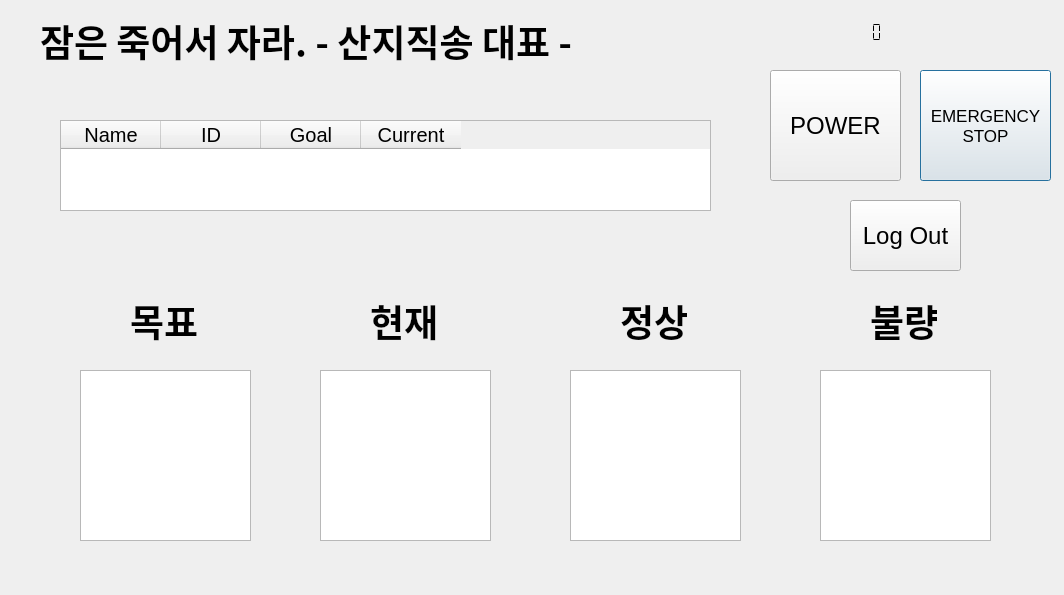
Old version of the form src/gui/home.ui in the repository HeegonChae/Addindeu_IOT_Project.
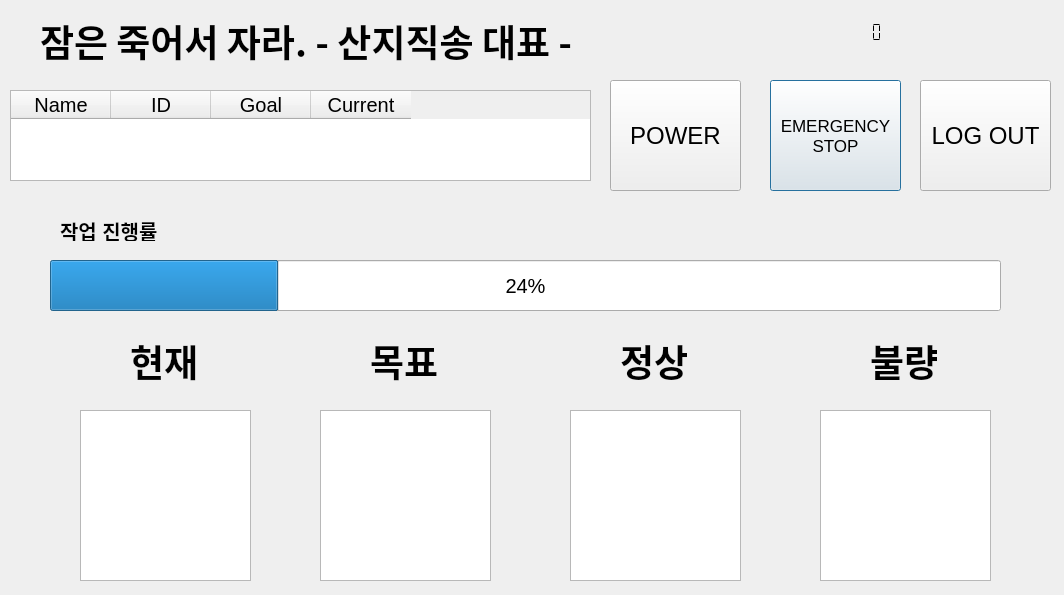
New version of the form.

Commit message: feat(home.ui) : add progress bar

What changed in the file:
```diff
--- a/src/gui/home.ui
+++ b/src/gui/home.ui
@@ -22,7 +22,7 @@
    <property name="geometry">
     <rect>
      <x>670</x>
-     <y>22</y>
+     <y>20</y>
      <width>121</width>
      <height>20</height>
     </rect>
@@ -63,8 +63,8 @@
   <widget class="QPushButton" name="btnEmergency">
    <property name="geometry">
     <rect>
-     <x>920</x>
-     <y>70</y>
+     <x>770</x>
+     <y>80</y>
      <width>131</width>
      <height>111</height>
     </rect>
@@ -82,8 +82,8 @@
   <widget class="QPushButton" name="btnPower">
    <property name="geometry">
     <rect>
-     <x>770</x>
-     <y>70</y>
+     <x>610</x>
+     <y>80</y>
      <width>131</width>
      <height>111</height>
     </rect>
@@ -97,11 +97,11 @@
     <string>POWER</string>
    </property>
   </widget>
-  <widget class="QTextEdit" name="editGoal">
+  <widget class="QTextEdit" name="editNow_2">
    <property name="geometry">
     <rect>
      <x>80</x>
-     <y>370</y>
+     <y>410</y>
      <width>171</width>
      <height>171</height>
     </rect>
@@ -110,11 +110,11 @@
     <bool>true</bool>
    </property>
   </widget>
-  <widget class="QTextEdit" name="editNow">
+  <widget class="QTextEdit" name="editGoal">
    <property name="geometry">
     <rect>
      <x>320</x>
-     <y>370</y>
+     <y>410</y>
      <width>171</width>
      <height>171</height>
     </rect>
@@ -127,7 +127,7 @@
    <property name="geometry">
     <rect>
      <x>570</x>
-     <y>370</y>
+     <y>410</y>
      <width>171</width>
      <height>171</height>
     </rect>
@@ -140,7 +140,7 @@
    <property name="geometry">
     <rect>
      <x>820</x>
-     <y>370</y>
+     <y>410</y>
      <width>171</width>
      <height>171</height>
     </rect>
@@ -153,7 +153,7 @@
    <property name="geometry">
     <rect>
      <x>130</x>
-     <y>290</y>
+     <y>330</y>
      <width>67</width>
      <height>61</height>
     </rect>
@@ -167,14 +167,14 @@
     </font>
    </property>
    <property name="text">
-    <string>목표</string>
+    <string>현재</string>
    </property>
   </widget>
   <widget class="QLabel" name="label_2">
    <property name="geometry">
     <rect>
      <x>370</x>
-     <y>290</y>
+     <y>330</y>
      <width>67</width>
      <height>61</height>
     </rect>
@@ -188,14 +188,14 @@
     </font>
    </property>
    <property name="text">
-    <string>현재</string>
+    <string>목표</string>
    </property>
   </widget>
   <widget class="QLabel" name="label_3">
    <property name="geometry">
     <rect>
      <x>620</x>
-     <y>290</y>
+     <y>330</y>
      <width>67</width>
      <height>61</height>
     </rect>
@@ -216,7 +216,7 @@
    <property name="geometry">
     <rect>
      <x>870</x>
-     <y>290</y>
+     <y>330</y>
      <width>67</width>
      <height>61</height>
     </rect>
@@ -257,9 +257,9 @@
   <widget class="QTableWidget" name="tableWidget">
    <property name="geometry">
     <rect>
-     <x>60</x>
-     <y>120</y>
-     <width>651</width>
+     <x>10</x>
+     <y>90</y>
+     <width>581</width>
      <height>91</height>
     </rect>
    </property>
@@ -328,10 +328,10 @@
   <widget class="QPushButton" name="btnLogOut">
    <property name="geometry">
     <rect>
-     <x>850</x>
-     <y>200</y>
-     <width>111</width>
-     <height>71</height>
+     <x>920</x>
+     <y>80</y>
+     <width>131</width>
+     <height>111</height>
     </rect>
    </property>
    <property name="font">
@@ -340,7 +340,40 @@
     </font>
    </property>
    <property name="text">
-    <string>Log Out</string>
+    <string>LOG OUT</string>
+   </property>
+  </widget>
+  <widget class="QProgressBar" name="progressBar">
+   <property name="geometry">
+    <rect>
+     <x>50</x>
+     <y>260</y>
+     <width>951</width>
+     <height>51</height>
+    </rect>
+   </property>
+   <property name="value">
+    <number>24</number>
+   </property>
+  </widget>
+  <widget class="QLabel" name="label_6">
+   <property name="geometry">
+    <rect>
+     <x>60</x>
+     <y>220</y>
+     <width>361</width>
+     <height>21</height>
+    </rect>
+   </property>
+   <property name="font">
+    <font>
+     <pointsize>15</pointsize>
+     <weight>75</weight>
+     <bold>true</bold>
+    </font>
+   </property>
+   <property name="text">
+    <string>작업 진행률</string>
    </property>
   </widget>
  </widget>
```
